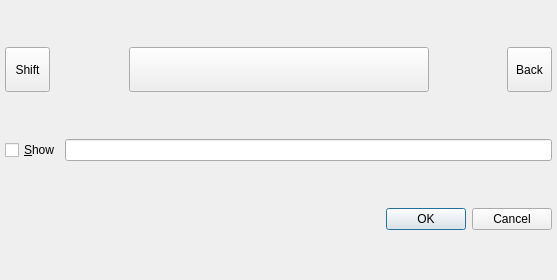
Qt form branches/trunk/GoldBug-UI/spot-on-keyboard.ui (textbrowser/spot-on) before a commit.
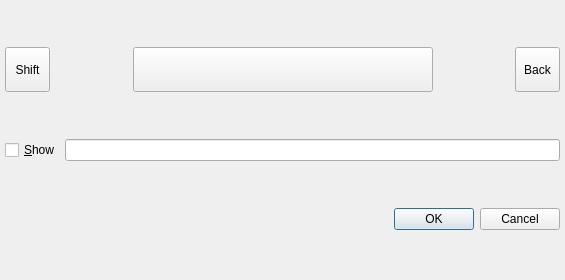
The same form after that commit. Icons and pictures are not drawn.

```diff
--- a/branches/trunk/GoldBug-UI/spot-on-keyboard.ui
+++ b/branches/trunk/GoldBug-UI/spot-on-keyboard.ui
@@ -6,7 +6,7 @@
    <rect>
     <x>0</x>
     <y>0</y>
-    <width>557</width>
+    <width>565</width>
     <height>280</height>
    </rect>
   </property>
```
Left out of the diff: 11 changed lines with no effect on the pictures.
